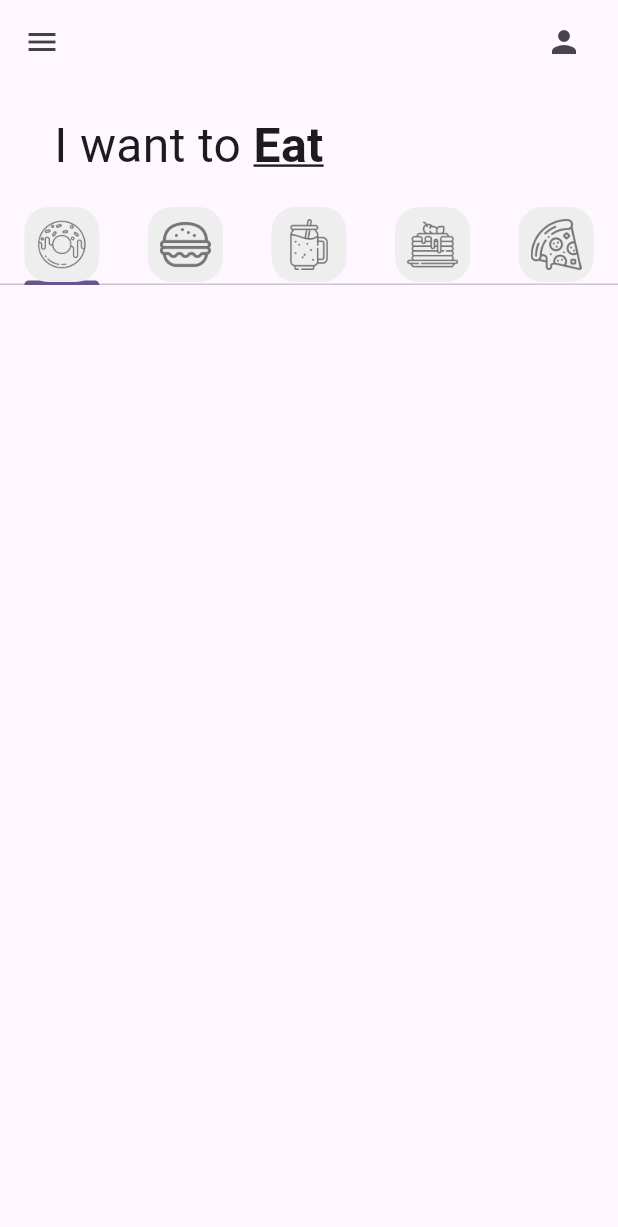
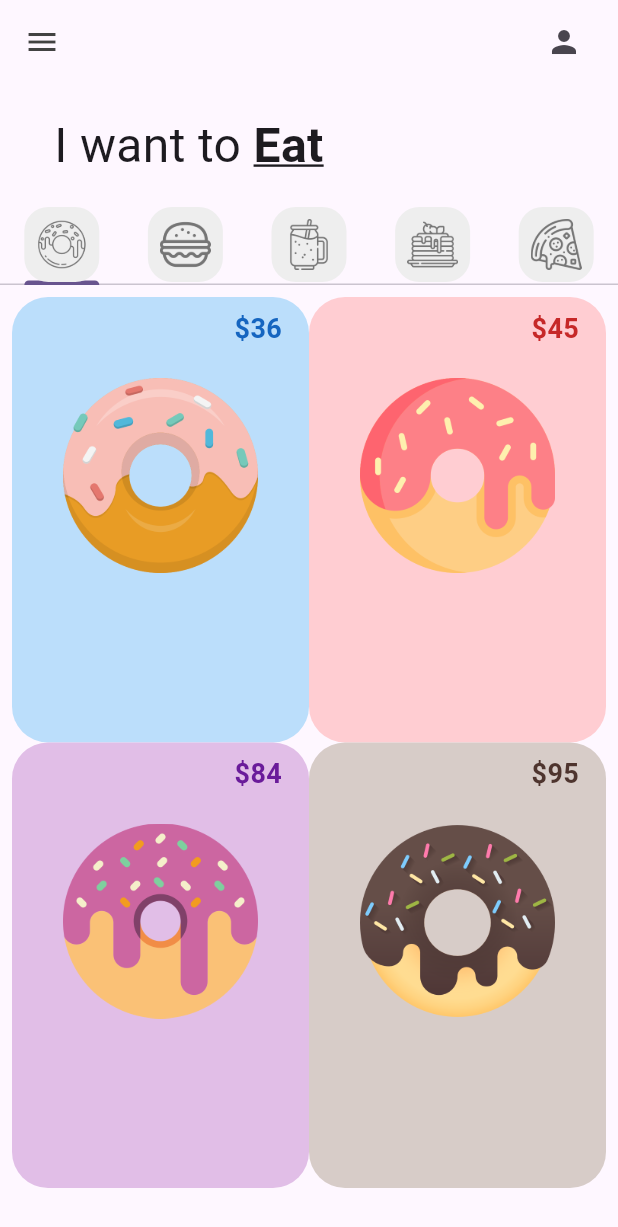
Before and after one commit to EdierMay/dunu_app_2b_may, a Flutter app: the screen it shows after launch, on a phone screen of 412 x 824 dp. Shown: the top 1227 px of the screen. Run offline on Flutter 3.47's test engine with Material 3 defaults, Android fonts, the phone set to English and light mode, and no system bars.

Commit message:
PriceTagAdded

```diff
--- a/lib/main.dart
+++ b/lib/main.dart
@@ -13,14 +13,12 @@
   Widget build(BuildContext context) {
     return MaterialApp(
       debugShowCheckedModeBanner: false,
-
       title: 'Flutter Demo',
       theme: ThemeData(
-
         colorScheme: ColorScheme.fromSeed(seedColor: Colors.deepPurple),
         useMaterial3: true,
       ),
-      home: const HomePage()
+      home: const HomePage(),
     );
   }
 }
--- a/lib/pages/home_page.dart
+++ b/lib/pages/home_page.dart
@@ -18,23 +18,23 @@ class _HomePageState extends State<HomePage> {
   List<Widget> myTabs = [
     //donutab
     MyTab(
-      iconPath: 'lib/icons/icons/donut.png',
+      iconPath: 'lib/icons/donut.png',
     ),
     //burguertab
     MyTab(
-      iconPath: 'lib/icons/icons/burger.png',
+      iconPath: 'lib/icons/burger.png',
     ),
     //smooothietab
     MyTab(
-      iconPath: 'lib/icons/icons/smoothie.png',
+      iconPath: 'lib/icons/smoothie.png',
     ),
     //pancaketab
     MyTab(
-      iconPath: 'lib/icons/icons/pancakes.png',
+      iconPath: 'lib/icons/pancakes.png',
     ),
     //pizzatab
     MyTab(
-      iconPath: 'lib/icons/icons/pizza.png',
+      iconPath: 'lib/icons/pizza.png',
     ),
   ];
 
@@ -78,9 +78,9 @@ class _HomePageState extends State<HomePage> {
                   ],
                 ),
               ),
-              //tabbar(barra de pestaña)
+              //tabbar (Barra de pestañas)
               TabBar(tabs: myTabs),
-              //tabbarview(contenido de pestañas)
+              //tabbarview (Contenido de pestañas)
               Expanded(
                 child: TabBarView(children: [
                   DonutTab(),
--- a/lib/tabs/donut_tab.dart
+++ b/lib/tabs/donut_tab.dart
@@ -1,40 +1,41 @@
-import 'package:dunu_app_2b_may/utils/donut_Tile.dart';
 import 'package:dunu_app_2b_may/utils/donut_tile.dart';
 import 'package:flutter/material.dart';
 
 class DonutTab extends StatelessWidget {
-
   // Lista de donas
-  final List donutsOnsale =[
+  final List donutsOnsale = [
     //[donutFlavor, donutPrice, donotColor,imageName]
     ["Ice Cream", "36", Colors.blue, "lib/images/icecream_donut.png"],
     ["Strawberry", "45", Colors.red, "lib/images/strawberry_donut.png"],
     ["Grape Ape", "84", Colors.purple, "lib/images/grape_donut.png"],
     ["Choco", "95", Colors.brown, "lib/images/chocolate_donut.png"],
-
   ];
-
 
   DonutTab({super.key});
 
   @override
   Widget build(BuildContext context) {
-    return  GridView.builder(
-      // elementos en nuestra lista
+    //Para acomodar ellementos en cuadricula //GridView
+    return GridView.builder(
+      // cuantos elementos tengo
+      // elementos en nuestra lista //itemCount
       itemCount: donutsOnsale.length,
       padding: const EdgeInsets.all(8.0),
+      //prepa 1: organiza como distribuir elementos en la cuadricula //gridDelegate
+      // sliver permite crear listas y scrolls eficientes con efectos personalizados y optimizados //sliver
       gridDelegate: const SliverGridDelegateWithFixedCrossAxisCount(
-        //numero de columnas
-        crossAxisCount: 2),
-      itemBuilder: (context, index){
+          //numero de columnas //crossAxisCount
+          crossAxisCount: 2,
+          //relacion de aspecto(propocicion)
+          childAspectRatio: 1 / 1.5),
+      itemBuilder: (context, index) {
         return DonutTile(
           donutFlavor: donutsOnsale[index][0],
           donutPrice: donutsOnsale[index][1],
           donutColor: donutsOnsale[index][2],
-          donutName: donutsOnsale[index][3],
+          imageName: donutsOnsale[index][3],
         );
-
-      };
+      },
     );
   }
 }
--- a/lib/utils/donut_Tile.dart
+++ b/lib/utils/donut_Tile.dart
@@ -1,17 +1,57 @@
 import 'package:flutter/material.dart';
 
 class DonutTile extends StatelessWidget {
-  DonutTile({super.key});
   final String donutFlavor;
   final String donutPrice;
-  //dinamic  será un tipo de color
+  //dynamic sera un tipo de color
   final dynamic donutColor;
   final String imageName;
-
+  const DonutTile(
+      {super.key,
+      required this.donutFlavor,
+      required this.donutPrice,
+      this.donutColor,
+      required this.imageName});
 
   @override
   Widget build(BuildContext context) {
-    return const Placeholder();
-    return co
+    return Container(
+      decoration: BoxDecoration(
+          color: donutColor[100], borderRadius: BorderRadius.circular(24)),
+      child: Column(
+        children: [
+          //PriceTag
+          Row(
+            mainAxisAlignment: MainAxisAlignment.end,
+            children: [
+              Container(
+                decoration: BoxDecoration(
+                    color: donutColor[150],
+                    borderRadius: BorderRadius.only(
+                        topRight: Radius.circular(24),
+                        bottomLeft: Radius.circular(24))),
+                padding:
+                    const EdgeInsets.symmetric(vertical: 8, horizontal: 18),
+                child: Text('\$$donutPrice',
+                    style: TextStyle(
+                        fontWeight: FontWeight.bold,
+                        fontSize: 18,
+                        color: donutColor[800])),
+              )
+            ],
+          ),
+
+          //Donut Picture
+          Padding(
+            padding: const EdgeInsets.symmetric(vertical: 12, horizontal: 34),
+            child: Image.asset(imageName),
+          )
+
+          //Donut text
+
+          //Love icon + and button
+        ],
+      ),
+    );
   }
 }
--- a/pubspec.yaml
+++ b/pubspec.yaml
@@ -59,7 +59,7 @@ flutter:
 
   # To add assets to your application, add an assets section, like this:
   assets:
-  - lib/icons/icons/
+  - lib/icons/
   - lib/images/
 
   # An image asset can refer to one or more resolution-specific "variants", see
```
Also changed, not shown: lib/icons/burger.png (renamed from lib/icons/icons/burger.png), lib/icons/donut.png (renamed from lib/icons/icons/donut.png), lib/icons/pancakes.png (renamed from lib/icons/icons/pancakes.png), lib/icons/pizza.png (renamed from lib/icons/icons/pizza.png), lib/icons/smoothie.png (renamed from lib/icons/icons/smoothie.png), lib/images/chocolate_donut.png (renamed from lib/images/images/chocolate_donut.png), lib/images/grape_donut.png (renamed from lib/images/images/grape_donut.png), lib/images/icecream_donut.png (renamed from lib/images/images/icecream_donut.png), lib/images/strawberry_donut.png (renamed from lib/images/images/strawberry_donut.png).
